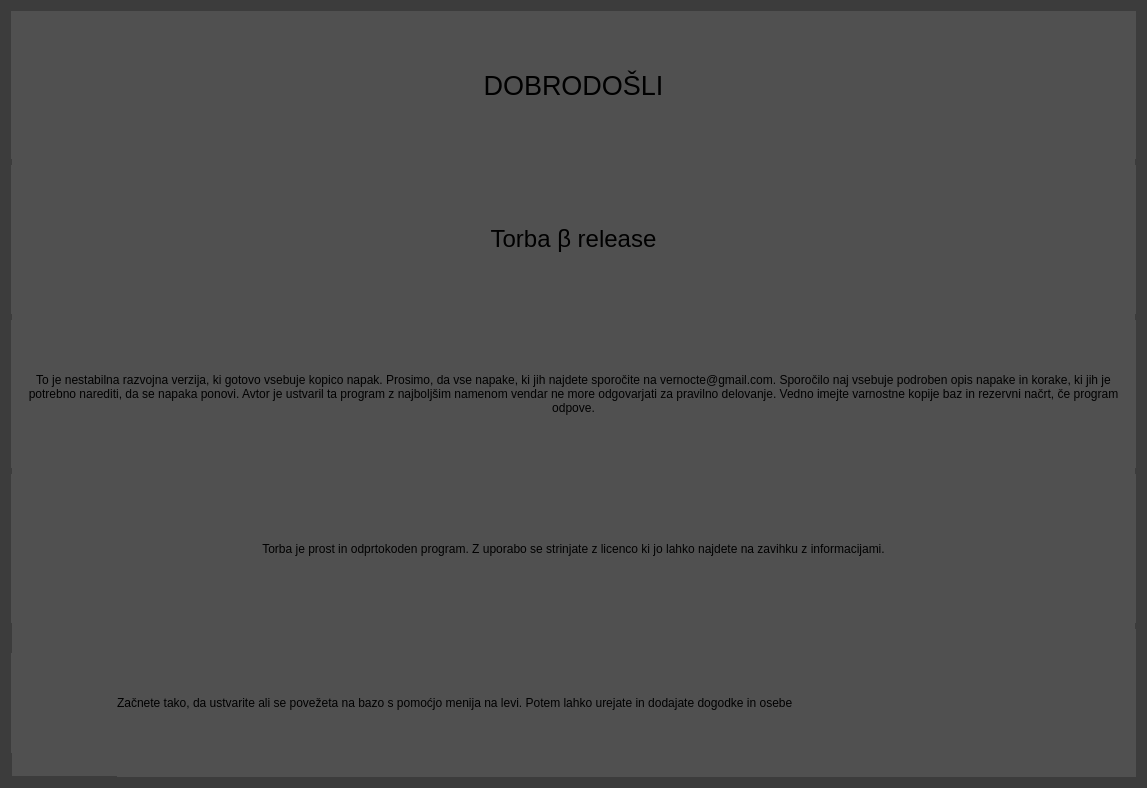
Old version of the form gui/main_widget/welcomescreen.ui in the repository vernocte/torba.
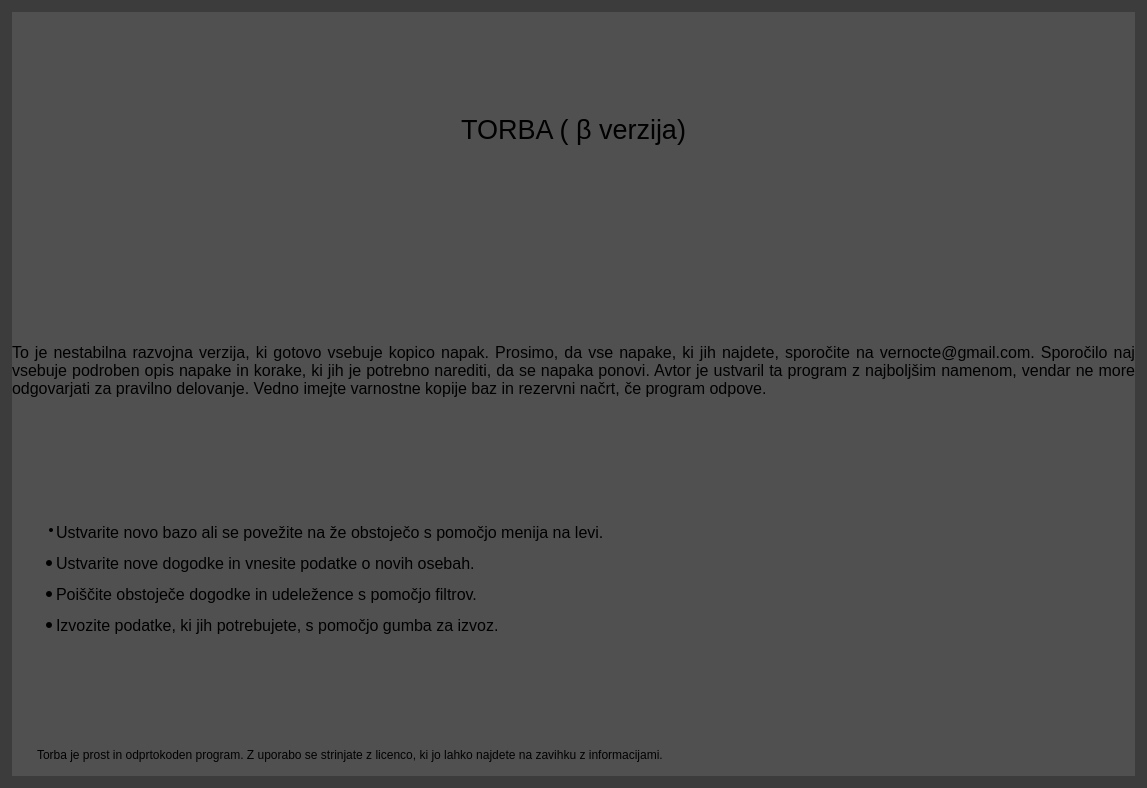
New version of the form. Icons and pictures are not drawn.

```diff
--- a/gui/main_widget/welcomescreen.ui
+++ b/gui/main_widget/welcomescreen.ui
@@ -16,7 +16,7 @@
   <property name="styleSheet">
    <string notr="true">QWidget#WelcomeScreen
 {
-border: 12px solid rgb(60, 60, 60);
+border: 12px solid rgb(60,60,60);
 }
 QWidget
 {
@@ -30,99 +30,153 @@
 
 </string>
   </property>
-  <layout class="QGridLayout" name="gridLayout">
-   <item row="3" column="0">
-    <widget class="QLabel" name="label_5">
-     <property name="text">
-      <string>Torba je prost in odprtokoden program. Z uporabo se strinjate z licenco ki jo lahko najdete na zavihku z informacijami.</string>
-     </property>
-     <property name="alignment">
-      <set>Qt::AlignCenter</set>
-     </property>
-     <property name="wordWrap">
-      <bool>true</bool>
-     </property>
-    </widget>
-   </item>
-   <item row="1" column="0">
-    <widget class="QLabel" name="label_2">
-     <property name="font">
-      <font>
-       <pointsize>18</pointsize>
-      </font>
-     </property>
-     <property name="text">
-      <string>Torba &amp;beta; release</string>
-     </property>
-     <property name="textFormat">
-      <enum>Qt::RichText</enum>
-     </property>
-     <property name="alignment">
-      <set>Qt::AlignCenter</set>
-     </property>
-    </widget>
-   </item>
+  <layout class="QGridLayout" name="gridLayout_2">
+   <property name="leftMargin">
+    <number>12</number>
+   </property>
+   <property name="topMargin">
+    <number>12</number>
+   </property>
+   <property name="rightMargin">
+    <number>12</number>
+   </property>
+   <property name="bottomMargin">
+    <number>12</number>
+   </property>
    <item row="0" column="0">
-    <widget class="QLabel" name="label">
-     <property name="font">
-      <font>
-       <pointsize>20</pointsize>
-      </font>
-     </property>
-     <property name="text">
-      <string>DOBRODOŠLI</string>
-     </property>
-     <property name="alignment">
-      <set>Qt::AlignCenter</set>
-     </property>
-    </widget>
-   </item>
-   <item row="4" column="0">
-    <layout class="QHBoxLayout" name="horizontalLayout">
-     <item>
-      <widget class="QLabel" name="label_3">
-       <property name="maximumSize">
+    <layout class="QGridLayout" name="gridLayout">
+     <item row="0" column="0">
+      <widget class="QLabel" name="label">
+       <property name="sizePolicy">
+        <sizepolicy hsizetype="Preferred" vsizetype="Preferred">
+         <horstretch>0</horstretch>
+         <verstretch>0</verstretch>
+        </sizepolicy>
+       </property>
+       <property name="minimumSize">
         <size>
-         <width>100</width>
-         <height>100</height>
+         <width>0</width>
+         <height>70</height>
         </size>
        </property>
+       <property name="font">
+        <font>
+         <pointsize>20</pointsize>
+        </font>
+       </property>
        <property name="text">
-        <string/>
+        <string>TORBA ( &amp;beta; verzija)</string>
        </property>
-       <property name="pixmap">
-        <pixmap resource="../../resources/resources.qrc">:/icons/icons/left_arrow.png</pixmap>
+       <property name="textFormat">
+        <enum>Qt::RichText</enum>
        </property>
-       <property name="scaledContents">
+       <property name="alignment">
+        <set>Qt::AlignCenter</set>
+       </property>
+      </widget>
+     </item>
+     <item row="3" column="0">
+      <widget class="QLabel" name="label_5">
+       <property name="sizePolicy">
+        <sizepolicy hsizetype="Preferred" vsizetype="Maximum">
+         <horstretch>0</horstretch>
+         <verstretch>0</verstretch>
+        </sizepolicy>
+       </property>
+       <property name="minimumSize">
+        <size>
+         <width>0</width>
+         <height>10</height>
+        </size>
+       </property>
+       <property name="font">
+        <font>
+         <pointsize>9</pointsize>
+        </font>
+       </property>
+       <property name="text">
+        <string>Torba je prost in odprtokoden program. Z uporabo se strinjate z licenco, ki jo lahko najdete na zavihku z informacijami.</string>
+       </property>
+       <property name="alignment">
+        <set>Qt::AlignLeading|Qt::AlignLeft|Qt::AlignVCenter</set>
+       </property>
+       <property name="wordWrap">
         <bool>true</bool>
        </property>
+       <property name="margin">
+        <number>5</number>
+       </property>
+       <property name="indent">
+        <number>25</number>
+       </property>
       </widget>
      </item>
-     <item>
-      <widget class="QLabel" name="label_4">
+     <item row="1" column="0">
+      <widget class="QLabel" name="label_6">
+       <property name="minimumSize">
+        <size>
+         <width>0</width>
+         <height>150</height>
+        </size>
+       </property>
+       <property name="font">
+        <font>
+         <pointsize>12</pointsize>
+        </font>
+       </property>
        <property name="text">
-        <string>Začnete tako, da ustvarite ali se povežeta na bazo s pomoćjo menija na levi. Potem lahko urejate in dodajate dogodke in osebe</string>
+        <string>To je nestabilna razvojna verzija, ki gotovo vsebuje kopico napak. Prosimo, da vse napake, ki jih najdete, sporočite na vernocte@gmail.com. Sporočilo naj vsebuje podroben opis napake in korake, ki jih je potrebno narediti, da se napaka ponovi. Avtor je ustvaril ta program z najboljšim namenom, vendar ne more odgovarjati za pravilno delovanje. Vedno imejte varnostne kopije baz in rezervni načrt, če program odpove.</string>
        </property>
+       <property name="alignment">
+        <set>Qt::AlignJustify|Qt::AlignVCenter</set>
+       </property>
        <property name="wordWrap">
         <bool>true</bool>
+       </property>
+       <property name="margin">
+        <number>30</number>
+       </property>
+      </widget>
+     </item>
+     <item row="2" column="0">
+      <widget class="QTextEdit" name="textEdit">
+       <property name="sizePolicy">
+        <sizepolicy hsizetype="Preferred" vsizetype="Preferred">
+         <horstretch>0</horstretch>
+         <verstretch>0</verstretch>
+        </sizepolicy>
+       </property>
+       <property name="styleSheet">
+        <string notr="true">QWidget#Welcomescreen
+{
+border: 12px solid rgb(40, 40, 40);
+}
+QWidget
+{
+background-color: rgb(80,80,80);
+border: none;
+}
+QLineEdit
+{
+padding-left: 6px;
+}
+</string>
+       </property>
+       <property name="html">
+        <string>&lt;!DOCTYPE HTML PUBLIC &quot;-//W3C//DTD HTML 4.0//EN&quot; &quot;http://www.w3.org/TR/REC-html40/strict.dtd&quot;&gt;
+&lt;html&gt;&lt;head&gt;&lt;meta name=&quot;qrichtext&quot; content=&quot;1&quot; /&gt;&lt;style type=&quot;text/css&quot;&gt;
+p, li { white-space: pre-wrap; }
+&lt;/style&gt;&lt;/head&gt;&lt;body style=&quot; font-family:'Sans Serif'; font-size:9pt; font-weight:400; font-style:normal;&quot;&gt;
+&lt;p style=&quot;-qt-paragraph-type:empty; margin-top:0px; margin-bottom:0px; margin-left:0px; margin-right:0px; -qt-block-indent:0; text-indent:0px;&quot;&gt;&lt;br /&gt;&lt;/p&gt;
+&lt;ul style=&quot;margin-top: 0px; margin-bottom: 0px; margin-left: 0px; margin-right: 0px; -qt-list-indent: 1;&quot;&gt;&lt;li style=&quot; margin-top:12px; margin-bottom:12px; margin-left:0px; margin-right:0px; -qt-block-indent:0; text-indent:0px;&quot;&gt;&lt;span style=&quot; font-size:12pt;&quot;&gt;Ustvarite novo bazo ali se povežite na že obstoječo s pomočjo menija na levi.&lt;/span&gt;&lt;/li&gt;
+&lt;li style=&quot; font-size:12pt;&quot; style=&quot; margin-top:12px; margin-bottom:12px; margin-left:0px; margin-right:0px; -qt-block-indent:0; text-indent:0px;&quot;&gt;Ustvarite nove dogodke in vnesite podatke o novih osebah.&lt;/li&gt;
+&lt;li style=&quot; font-size:12pt;&quot; style=&quot; margin-top:12px; margin-bottom:12px; margin-left:0px; margin-right:0px; -qt-block-indent:0; text-indent:0px;&quot;&gt;Poiščite obstoječe dogodke in udeležence s pomočjo filtrov.&lt;/li&gt;
+&lt;li style=&quot; font-size:12pt;&quot; style=&quot; margin-top:12px; margin-bottom:12px; margin-left:0px; margin-right:0px; -qt-block-indent:0; text-indent:0px;&quot;&gt;Izvozite podatke, ki jih potrebujete, s pomočjo gumba za izvoz.&lt;/li&gt;&lt;/ul&gt;&lt;/body&gt;&lt;/html&gt;</string>
        </property>
       </widget>
      </item>
     </layout>
    </item>
-   <item row="2" column="0">
-    <widget class="QLabel" name="label_6">
-     <property name="text">
-      <string>To je nestabilna razvojna verzija, ki gotovo vsebuje kopico napak. Prosimo, da vse napake, ki jih najdete sporočite na vernocte@gmail.com. Sporočilo naj vsebuje podroben opis napake in korake, ki jih je potrebno narediti, da se napaka ponovi. Avtor je ustvaril ta program z najboljšim namenom vendar ne more odgovarjati za pravilno delovanje. Vedno imejte varnostne kopije baz in rezervni načrt, če program odpove.</string>
-     </property>
-     <property name="alignment">
-      <set>Qt::AlignCenter</set>
-     </property>
-     <property name="wordWrap">
-      <bool>true</bool>
-     </property>
-    </widget>
-   </item>
   </layout>
  </widget>
  <resources>
```
Left out of the diff: 4 changed lines with no effect on the pictures.
